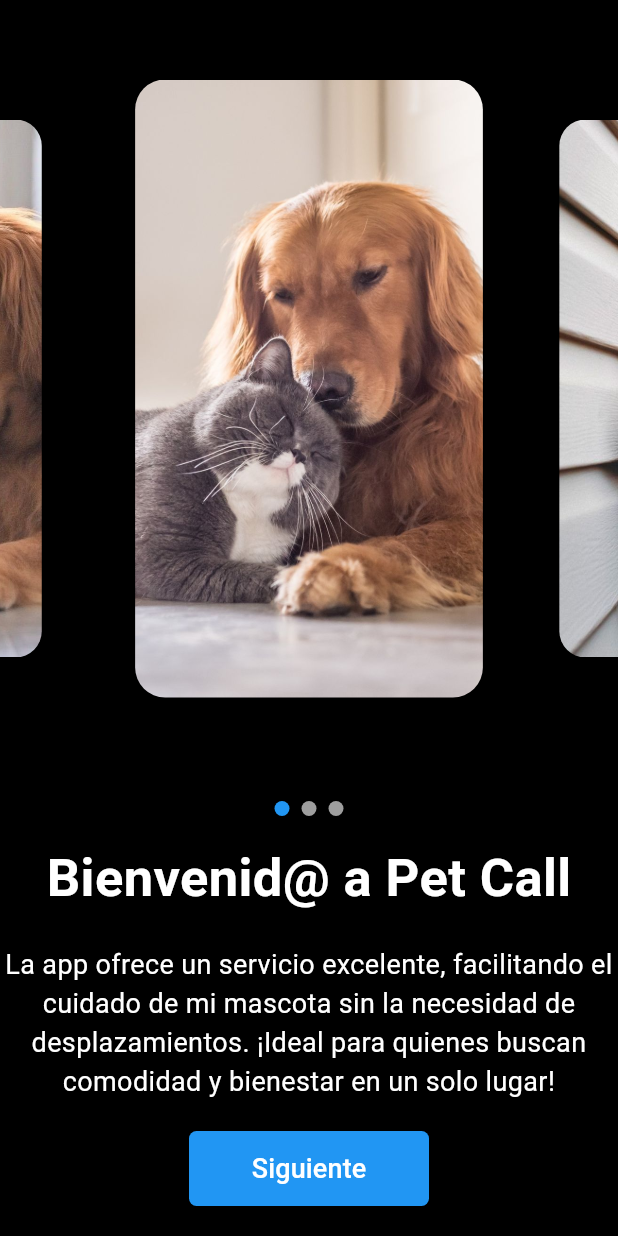
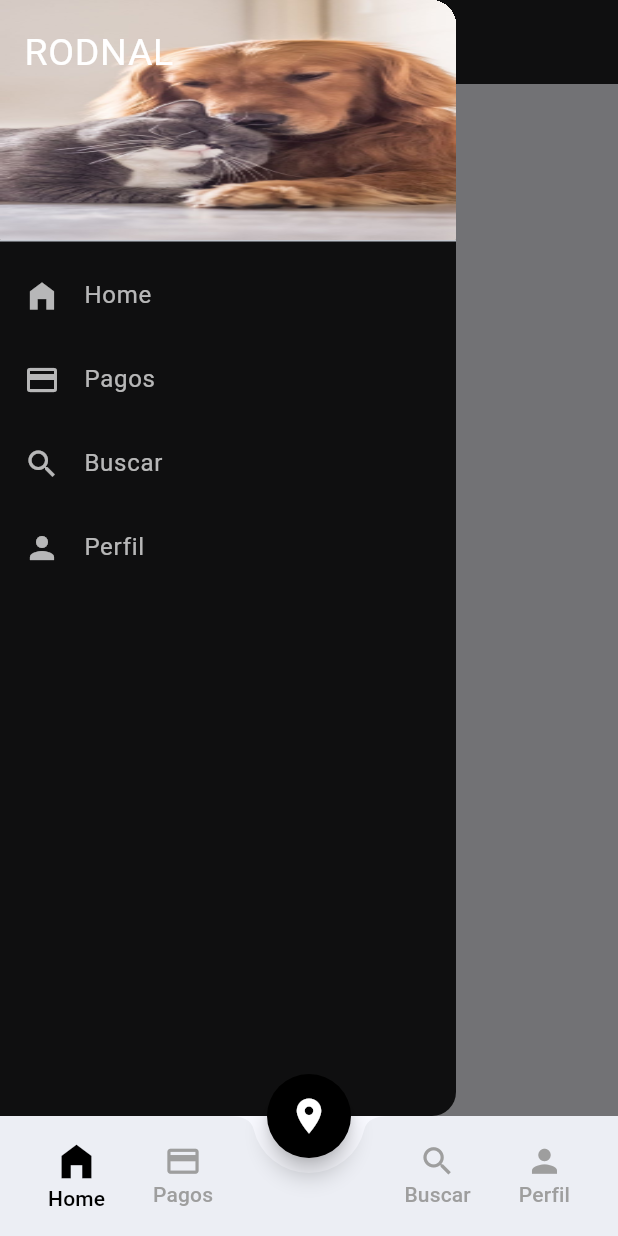
Before and after one commit to RodNalCY/flutter-miauapp-veterinary, a Flutter app: the screen it shows after launch, with the side drawer open (before the commit the screen has no drawer), on a phone screen of 412 x 824 dp. Run offline on Flutter 3.47's test engine with Material 3 defaults, Android fonts, the phone set to English and light mode, and no system bars; drawn by our look-alikes of carousel_slider.

Commit message:
Add | Side And FabTab Menu

```diff
--- /dev/null
+++ b/lib/home/screens/home_screen.dart
@@ -0,0 +1,74 @@
+import 'package:flutter/material.dart';
+
+import 'package:flutter/material.dart';
+import 'package:miauapp_flutter_app/login/screens/login_screen.dart';
+import 'package:miauapp_flutter_app/menu/drawer/side_menu.dart';
+
+class HomeScreen extends StatefulWidget {
+  HomeScreen({Key? key}) : super(key: key);
+
+  @override
+  State<HomeScreen> createState() => _HomeScreenState();
+}
+
+class _HomeScreenState extends State<HomeScreen> {
+  @override
+  void initState() {
+    super.initState();
+  }
+
+  @override
+  Widget build(BuildContext context) {
+    return Scaffold(
+      drawer: SideMenu(),
+      appBar: AppBar(
+        title: Text(
+          "Home",
+          style: TextStyle(
+            color: Colors.white,
+          ),
+        ),
+        backgroundColor: Colors.black87,
+        leading: Builder(
+          builder: (context) {
+            return IconButton(
+              icon: Icon(
+                Icons.menu,
+                color: Colors.white,
+              ),
+              onPressed: () => Scaffold.of(context).openDrawer(),
+            );
+          },
+        ),
+      ),
+      body: Container(
+        height: MediaQuery.of(context).size.height,
+        width: MediaQuery.of(context).size.width,
+        child: const Center(
+          child: Stack(
+            children: [
+              SingleChildScrollView(
+                scrollDirection: Axis.vertical,
+                child: Column(
+                  crossAxisAlignment: CrossAxisAlignment.center,
+                  mainAxisAlignment: MainAxisAlignment.center,
+                  children: [],
+                ),
+              ),
+            ],
+          ),
+        ),
+      ),
+    );
+  }
+
+  void onSuccess() {
+    ScaffoldMessenger.of(context).showSnackBar(
+      const SnackBar(
+        content: Text("Se envio el codigo de verificación a su correo."),
+        duration: const Duration(seconds: 2),
+        backgroundColor: Colors.blue,
+      ),
+    );
+  }
+}
--- a/lib/login/screens/welcome_screen.dart
+++ b/lib/login/screens/welcome_screen.dart
@@ -105,7 +105,7 @@
             ),
             onPressed: () {
               print('Botón presionado');
-              onSuccess();
+              // onSuccess();
               Navigator.push(
                 context,
                 MaterialPageRoute(builder: (context) => LoginScreen()),
--- a/lib/main.dart
+++ b/lib/main.dart
@@ -1,8 +1,10 @@
 import 'package:flutter/material.dart';
+import 'package:miauapp_flutter_app/home/screens/home_screen.dart';
 import 'package:miauapp_flutter_app/login/screens/login_screen.dart';
 import 'package:miauapp_flutter_app/login/screens/recovery_screen.dart';
 import 'package:miauapp_flutter_app/login/screens/register_screen.dart';
 import 'package:miauapp_flutter_app/login/screens/welcome_screen.dart';
+import 'package:miauapp_flutter_app/menu/tabbar/fab_tab_menu.dart';
 
 void main() {
   runApp(const MyApp());
@@ -35,7 +37,9 @@
         colorScheme: ColorScheme.fromSeed(seedColor: Colors.blue),
         useMaterial3: true,
       ),
-      home: WelcomeScreen(),
+      home: FabTabMenu(
+        selectedIndex: 0,
+      ),
     );
   }
 }
--- /dev/null
+++ b/lib/menu/drawer/side_menu.dart
@@ -0,0 +1,132 @@
+import 'package:flutter/material.dart';
+import 'package:miauapp_flutter_app/home/screens/home_screen.dart';
+import 'package:miauapp_flutter_app/menu/tabbar/fab_tab_menu.dart';
+import 'package:miauapp_flutter_app/profile/screens/perfil_screen.dart';
+
+class SideMenu extends StatefulWidget {
+  const SideMenu({super.key});
+
+  @override
+  State<SideMenu> createState() => _SideMenuState();
+}
+
+class _SideMenuState extends State<SideMenu> {
+  @override
+  Widget build(BuildContext context) {
+    return Drawer(
+      backgroundColor: Colors.black87,
+      child: ListView(
+        padding: EdgeInsets.zero,
+        children: [
+          const DrawerHeader(
+            child: const Text(
+              'RODNAL',
+              style: TextStyle(
+                color: Colors.white,
+                fontSize: 25,
+              ),
+            ),
+            decoration: BoxDecoration(
+              borderRadius: BorderRadius.only(
+                  bottomLeft: Radius.circular(1.0),
+                  bottomRight: Radius.circular(1.0)),
+              color: Colors.white,
+              image: DecorationImage(
+                image: AssetImage('assets/background-login-1.jpg'),
+                fit: BoxFit.fill,
+              ),
+            ),
+          ),
+          ListTile(
+            leading: const Icon(
+              Icons.home_filled,
+              color: Colors.white70,
+            ),
+            title: const Text(
+              "Home",
+              style: TextStyle(
+                color: Colors.white70,
+              ),
+            ),
+            onTap: () => {
+              Navigator.pushReplacement(
+                context,
+                MaterialPageRoute(
+                  builder: (context) => FabTabMenu(
+                    selectedIndex: 0,
+                  ),
+                ),
+              ),
+            },
+          ),
+          ListTile(
+            leading: const Icon(
+              Icons.payment,
+              color: Colors.white70,
+            ),
+            title: const Text(
+              "Pagos",
+              style: TextStyle(
+                color: Colors.white70,
+              ),
+            ),
+            onTap: () => {
+              Navigator.pushReplacement(
+                context,
+                MaterialPageRoute(
+                  builder: (context) => FabTabMenu(
+                    selectedIndex: 1,
+                  ),
+                ),
+              ),
+            },
+          ),
+          ListTile(
+            leading: Icon(
+              Icons.search,
+              color: Colors.white70,
+            ),
+            title: Text(
+              "Buscar",
+              style: TextStyle(
+                color: Colors.white70,
+              ),
+            ),
+            onTap: () => {
+              Navigator.pushReplacement(
+                context,
+                MaterialPageRoute(
+                  builder: (context) => FabTabMenu(
+                    selectedIndex: 2,
+                  ),
+                ),
+              ),
+            },
+          ),
+          ListTile(
+            leading: Icon(
+              Icons.person,
+              color: Colors.white70,
+            ),
+            title: Text(
+              "Perfil",
+              style: TextStyle(
+                color: Colors.white70,
+              ),
+            ),
+            onTap: () => {
+              Navigator.pushReplacement(
+                context,
+                MaterialPageRoute(
+                  builder: (context) => FabTabMenu(
+                    selectedIndex: 3,
+                  ),
+                ),
+              ),
+            },
+          ),
+        ],
+      ),
+    );
+  }
+}
--- /dev/null
+++ b/lib/menu/tabbar/fab_tab_menu.dart
@@ -0,0 +1,210 @@
+import 'package:flutter/material.dart';
+import 'package:miauapp_flutter_app/home/screens/home_screen.dart';
+import 'package:miauapp_flutter_app/pay/screens/pay_screen.dart';
+import 'package:miauapp_flutter_app/profile/screens/perfil_screen.dart';
+import 'package:miauapp_flutter_app/search/screens/search_screen.dart';
+
+class FabTabMenu extends StatefulWidget {
+  late int selectedIndex;
+  FabTabMenu({super.key, required this.selectedIndex});
+
+  @override
+  State<FabTabMenu> createState() => _FabTabMenuState();
+}
+
+class _FabTabMenuState extends State<FabTabMenu> {
+  int currentIndex = 0;
+  final List<Widget> pages = [
+    HomeScreen(),
+    PayScreen(),
+    SearchScreen(),
+    PerfilScreen(),
+  ];
+
+  final PageStorageBucket bucket = PageStorageBucket();
+  Color color_active = Colors.black;
+  Color color_inactive = Colors.grey;
+
+  void onItemTapped(int index) {
+    setState(() {
+      widget.selectedIndex = index;
+      currentIndex = widget.selectedIndex;
+    });
+  }
+
+  @override
+  void initState() {
+    // TODO: implement initState
+    onItemTapped(widget.selectedIndex);
+    super.initState();
+  }
+
+  @override
+  Widget build(BuildContext context) {
+    Widget currentScreen = currentIndex == 0
+        ? HomeScreen()
+        : currentIndex == 1
+            ? PayScreen()
+            : currentIndex == 2
+                ? SearchScreen()
+                : PerfilScreen();
+    return Scaffold(
+      body: PageStorage(
+        bucket: bucket,
+        child: currentScreen,
+      ),
+      floatingActionButton: FloatingActionButton(
+        onPressed: () {
+          setState(() {
+            currentScreen = HomeScreen();
+            currentIndex = 0;
+          });
+        },
+        backgroundColor: Colors.black,
+        shape: RoundedRectangleBorder(
+          borderRadius: BorderRadius.circular(50),
+        ),
+        child: const Icon(
+          Icons.location_on,
+          color: Colors.white,
+          size: 28,
+        ),
+      ),
+      floatingActionButtonLocation: FloatingActionButtonLocation.centerDocked,
+      bottomNavigationBar: BottomAppBar(
+        shape: CircularNotchedRectangle(),
+        notchMargin: 10,
+        child: Container(
+          height: 50,
+          child: Row(
+            mainAxisAlignment: MainAxisAlignment.spaceBetween,
+            children: [
+              Row(
+                crossAxisAlignment: CrossAxisAlignment.start,
+                children: [
+                  MaterialButton(
+                    onPressed: () {
+                      setState(() {
+                        currentScreen = HomeScreen();
+                        currentIndex = 0;
+                      });
+                    },
+                    minWidth: 50,
+                    child: Column(
+                      mainAxisAlignment: MainAxisAlignment.center,
+                      children: [
+                        Icon(
+                          size: currentIndex == 0 ? 30 : 25,
+                          Icons.home_filled,
+                          color:
+                              currentIndex == 0 ? color_active : color_inactive,
+                        ),
+                        Text(
+                          "Home",
+                          style: TextStyle(
+                            color: currentIndex == 0
+                                ? color_active
+                                : color_inactive,
+                          ),
+                        ),
+                      ],
+                    ),
+                  ),
+                  MaterialButton(
+                    onPressed: () {
+                      setState(() {
+                        currentScreen = PayScreen();
+                        currentIndex = 1;
+                      });
+                    },
+                    minWidth: 50,
+                    child: Column(
+                      mainAxisAlignment: MainAxisAlignment.center,
+                      children: [
+                        Icon(
+                          size: currentIndex == 1 ? 30 : 25,
+                          Icons.payment,
+                          color:
+                              currentIndex == 1 ? color_active : color_inactive,
+                        ),
+                        Text(
+                          "Pagos",
+                          style: TextStyle(
+                            color: currentIndex == 1
+                                ? color_active
+                                : color_inactive,
+                          ),
+                        ),
+                      ],
+                    ),
+                  ),
+                ],
+              ),
+              Row(
+                crossAxisAlignment: CrossAxisAlignment.start,
+                children: [
+                  MaterialButton(
+                    onPressed: () {
+                      setState(() {
+                        currentScreen = SearchScreen();
+                        currentIndex = 2;
+                      });
+                    },
+                    minWidth: 50,
+                    child: Column(
+                      mainAxisAlignment: MainAxisAlignment.center,
+                      children: [
+                        Icon(
+                          size: currentIndex == 2 ? 30 : 25,
+                          Icons.search,
+                          color:
+                              currentIndex == 2 ? color_active : color_inactive,
+                        ),
+                        Text(
+                          "Buscar",
+                          style: TextStyle(
+                            color: currentIndex == 2
+                                ? color_active
+                                : color_inactive,
+                          ),
+                        ),
+                      ],
+                    ),
+                  ),
+                  MaterialButton(
+                    onPressed: () {
+                      setState(() {
+                        currentScreen = PerfilScreen();
+                        currentIndex = 3;
+                      });
+                    },
+                    minWidth: 50,
+                    child: Column(
+                      mainAxisAlignment: MainAxisAlignment.center,
+                      children: [
+                        Icon(
+                          size: currentIndex == 3 ? 30 : 25,
+                          Icons.person,
+                          color:
+                              currentIndex == 3 ? color_active : color_inactive,
+                        ),
+                        Text(
+                          "Perfil",
+                          style: TextStyle(
+                            color: currentIndex == 3
+                                ? color_active
+                                : color_inactive,
+                          ),
+                        ),
+                      ],
+                    ),
+                  ),
+                ],
+              ),
+            ],
+          ),
+        ),
+      ),
+    );
+  }
+}
```
Also changed, not shown: lib/login/screens/login_screen.dart (+7 -0 lines), lib/pay/screens/pay_screen.dart (added, +71 -0 lines), lib/profile/screens/perfil_screen.dart (added, +74 -0 lines), lib/search/screens/search_screen.dart (added, +71 -0 lines).
